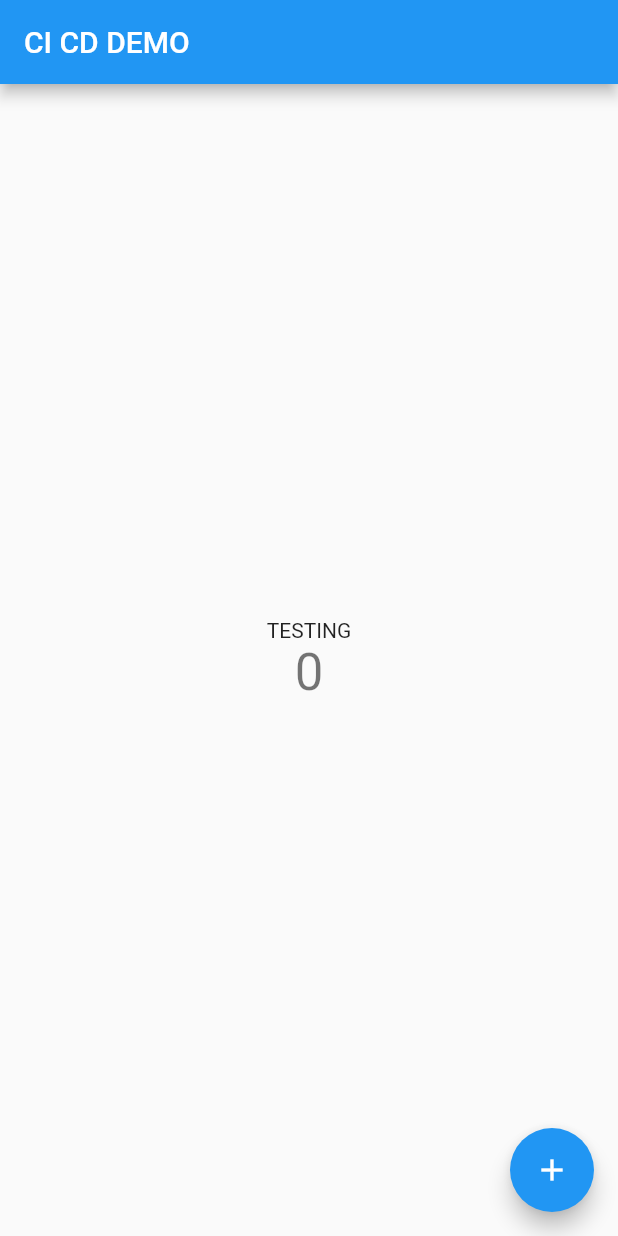
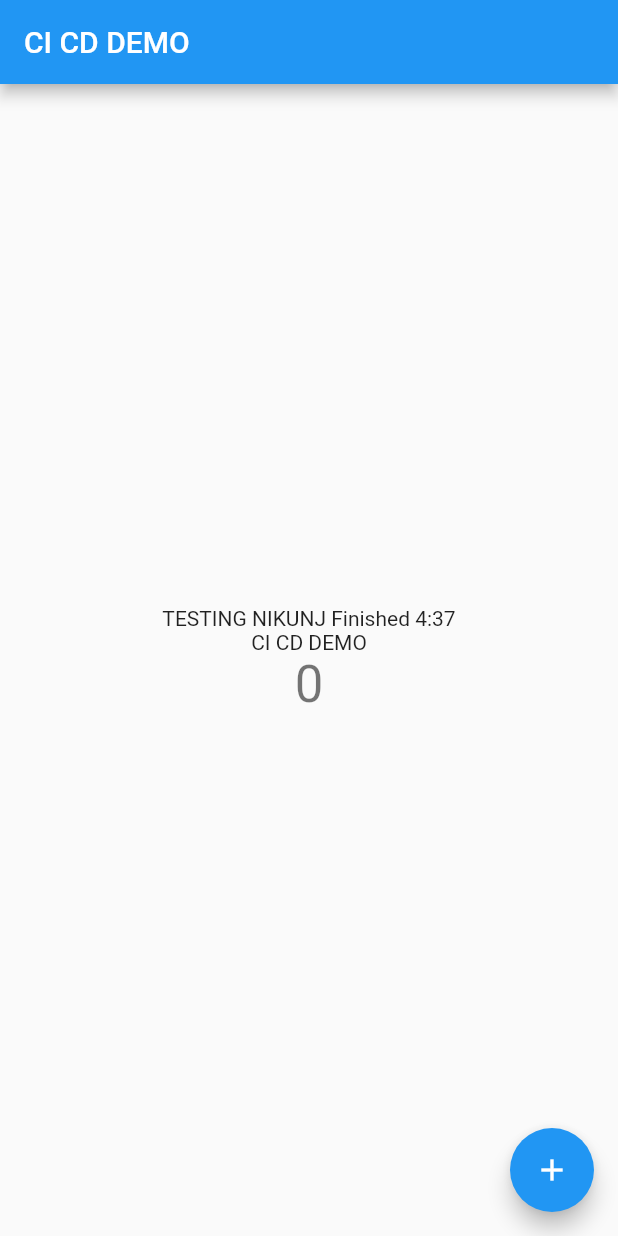
Before and after one commit to nikunjdev22/cicd_demo, a Flutter app: the screen it shows after launch, on a phone screen of 412 x 824 dp. Run offline on Flutter 3.47's test engine with Material 2 defaults, Android fonts, the phone set to English and light mode, and no system bars.

Commit message:
[X] DONE :- - Completed CD CD Demo.

```diff
--- a/lib/main.dart
+++ b/lib/main.dart
@@ -74,7 +74,10 @@ class _MyHomePageState extends State<MyHomePage> {
           mainAxisAlignment: MainAxisAlignment.center,
           children: <Widget>[
             const Text(
-              "TESTING",
+              "TESTING NIKUNJ Finished 4:37",
+            ),
+            const Text(
+              "CI CD DEMO",
             ),
             Text(
               '$_counter',
```
